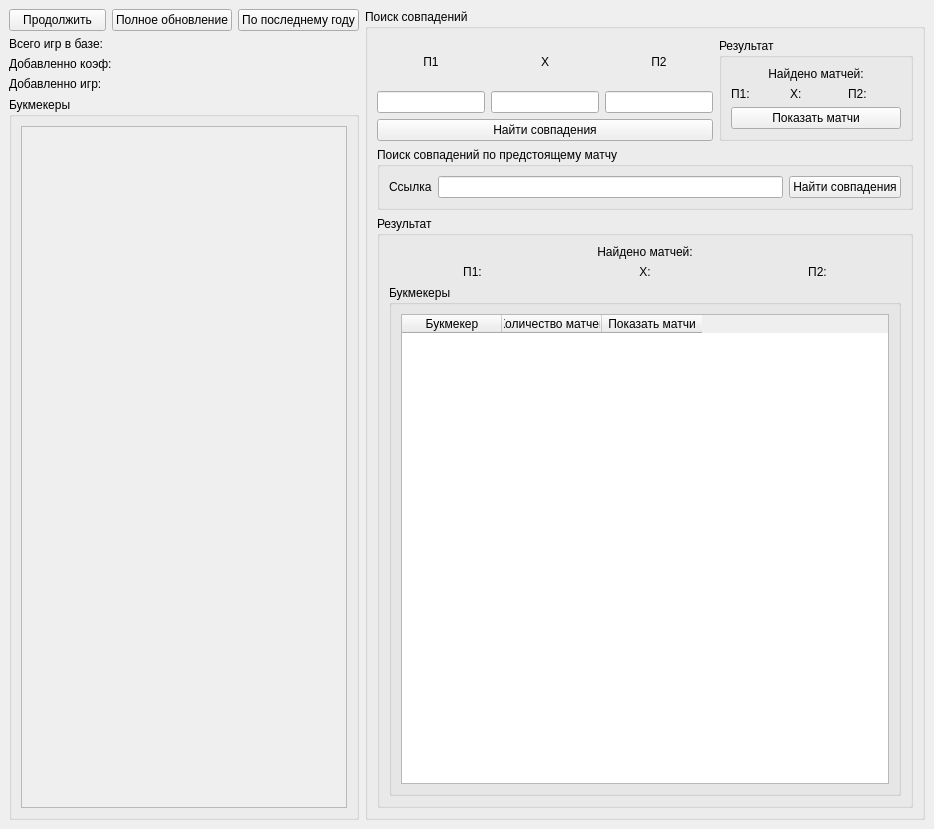
Before: the Qt Designer form mainwindow_v2.ui in isys35/odds_bk2, drawn with Qt 5.
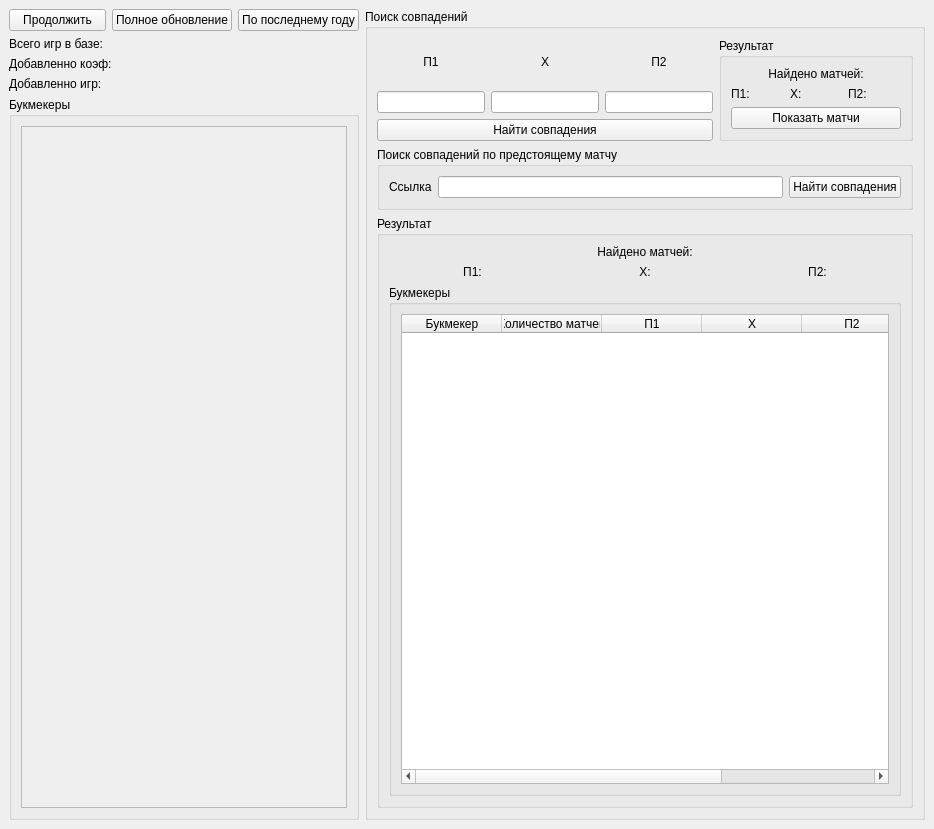
After: the same form once the commit is applied.

Commit message: Добавлены столбцы и их размер

```diff
--- a/mainwindow_v2.ui
+++ b/mainwindow_v2.ui
@@ -382,6 +382,21 @@
                        <string>Количество матчей</string>
                       </property>
                      </column>
+                     <column>
+                      <property name="text">
+                       <string>П1</string>
+                      </property>
+                     </column>
+                     <column>
+                      <property name="text">
+                       <string>X</string>
+                      </property>
+                     </column>
+                     <column>
+                      <property name="text">
+                       <string>П2</string>
+                      </property>
+                     </column>
                      <column>
                       <property name="text">
                        <string>Показать матчи</string>
```
The commit also changes 2 other files.
